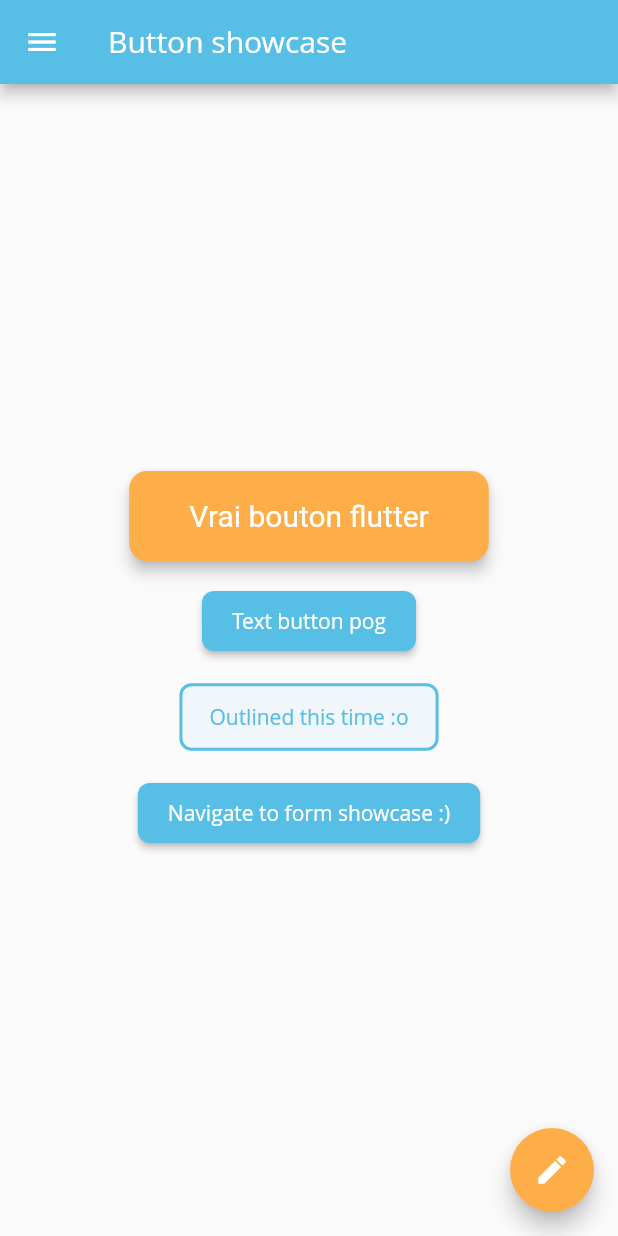
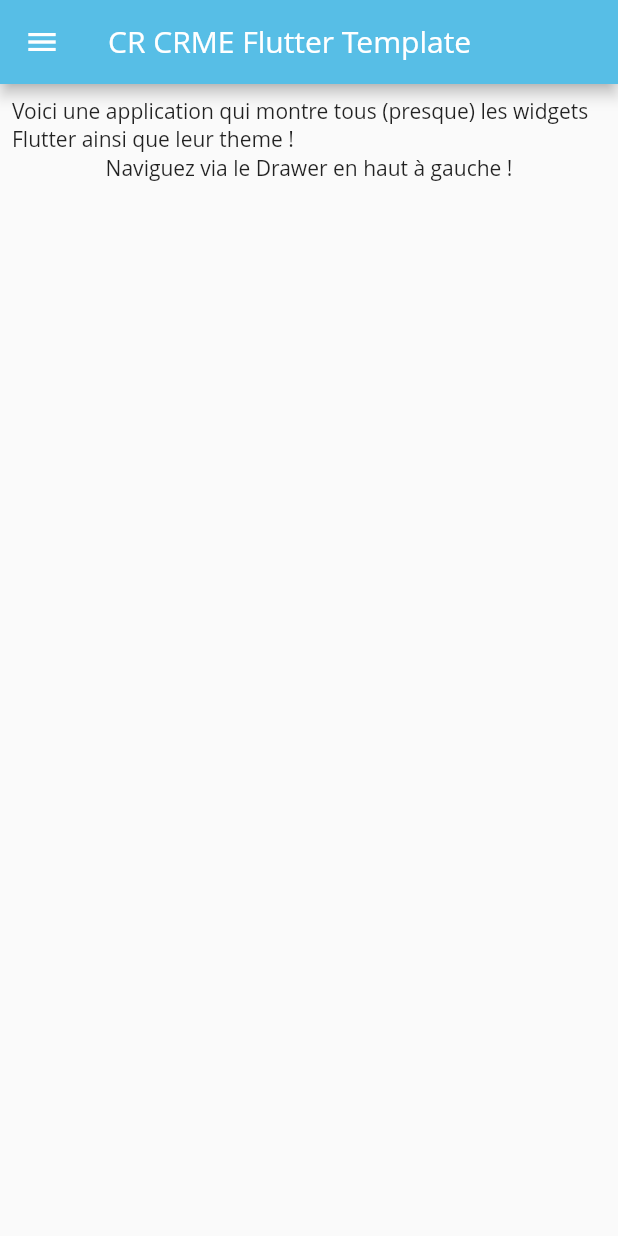
Before and after one commit to cr-crme/crcrme_material_theme, a Flutter app: the screen it shows after launch, on a phone screen of 412 x 824 dp. Run offline on Flutter 3.47's test engine with Material 2 defaults, Android fonts, the phone set to English and light mode, and no system bars; Roboto replaces fonts that are missing (Open Sans).

Commit message:
Added a Home page for Navigation

```diff
--- a/lib/main.dart
+++ b/lib/main.dart
@@ -1,5 +1,7 @@
+import 'package:crcrme_flutter_template/screens/home.dart';
+import 'package:crcrme_flutter_template/screens/button_showcase.dart';
 import 'package:crcrme_flutter_template/screens/input_showcase.dart';
-import 'package:crcrme_flutter_template/screens/button_showcase.dart';
+import 'package:crcrme_flutter_template/screens/dialog_showcase.dart';
 import 'package:flutter/material.dart';
 
 import 'theme.dart';
@@ -16,10 +18,12 @@ class MyApp extends StatelessWidget {
     return MaterialApp(
       title: 'CR-CRME theme',
       theme: theme,
-      initialRoute: ButtonShowcase.routeName,
+      initialRoute: Home.routeName,
       routes: {
+        Home.routeName: (context) => const Home(),
         ButtonShowcase.routeName: (context) => const ButtonShowcase(),
         InputShowcase.routeName: (context) => const InputShowcase(),
+        DialogShowcase.routeName: (context) => const DialogShowcase(),
       },
     );
   }
--- a/lib/screens/button_showcase.dart
+++ b/lib/screens/button_showcase.dart
@@ -1,4 +1,3 @@
-import 'package:crcrme_flutter_template/screens/input_showcase.dart';
 import 'package:flutter/material.dart';
 
 class ButtonShowcase extends StatelessWidget {
@@ -12,10 +11,6 @@ class ButtonShowcase extends StatelessWidget {
       appBar: AppBar(
         title: const Text('Button showcase'),
       ),
-      drawer: Drawer(
-          child: Column(
-        children: const [Text("data"), Text("data")],
-      )),
       body: Center(
         child: Column(
           mainAxisAlignment: MainAxisAlignment.center,
@@ -35,14 +30,6 @@ class ButtonShowcase extends StatelessWidget {
               child: OutlinedButton(
                   onPressed: () {}, child: const Text("Outlined this time :o")),
             ),
-            Padding(
-              padding: const EdgeInsets.all(8.0),
-              child: TextButton(
-                  onPressed: () {
-                    Navigator.pushNamed(context, InputShowcase.routeName);
-                  },
-                  child: const Text("Navigate to form showcase :)")),
-            ),
           ],
         ),
       ),
--- /dev/null
+++ b/lib/screens/home.dart
@@ -0,0 +1,47 @@
+import 'package:crcrme_flutter_template/screens/button_showcase.dart';
+import 'package:crcrme_flutter_template/screens/input_showcase.dart';
+import 'package:crcrme_flutter_template/screens/dialog_showcase.dart';
+import 'package:flutter/material.dart';
+
+class Home extends StatelessWidget {
+  const Home({Key? key}) : super(key: key);
+
+  static const routeName = '/';
+
+  @override
+  Widget build(BuildContext context) {
+    return Scaffold(
+      appBar: AppBar(
+        title: const Text("CR CRME Flutter Template"),
+      ),
+      drawer: Drawer(
+          child: Column(
+        children: [
+          ListTile(
+            title: const Text("Button Showcase"),
+            onTap: () => Navigator.pushNamed(context, ButtonShowcase.routeName),
+          ),
+          ListTile(
+            title: const Text("Input Showcase"),
+            onTap: () => Navigator.pushNamed(context, InputShowcase.routeName),
+          ),
+          ListTile(
+            title: const Text("Dialog Showcase"),
+            onTap: () => Navigator.pushNamed(context, DialogShowcase.routeName),
+          ),
+        ],
+      )),
+      body: Padding(
+        padding: const EdgeInsets.all(8.0),
+        child: Center(
+            child: Column(
+          children: const [
+            Text(
+                "Voici une application qui montre tous (presque) les widgets Flutter ainsi que leur theme !"),
+            Text("Naviguez via le Drawer en haut à gauche !")
+          ],
+        )),
+      ),
+    );
+  }
+}
```
Also changed, not shown: lib/screens/dialog_showcase.dart (added, +23 -0 lines).
